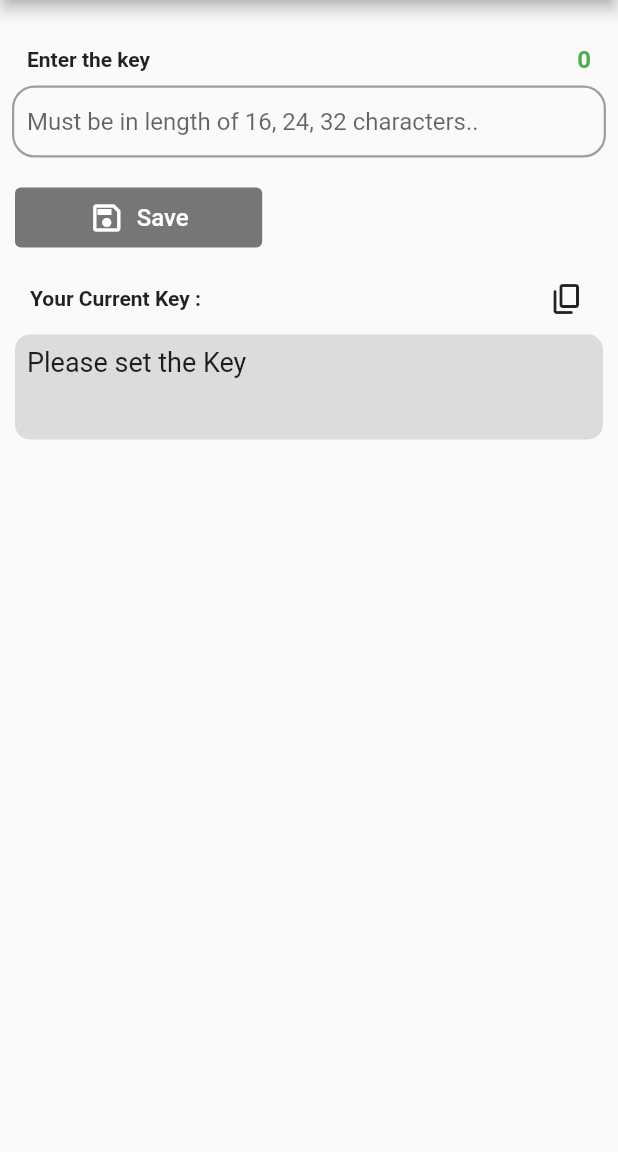
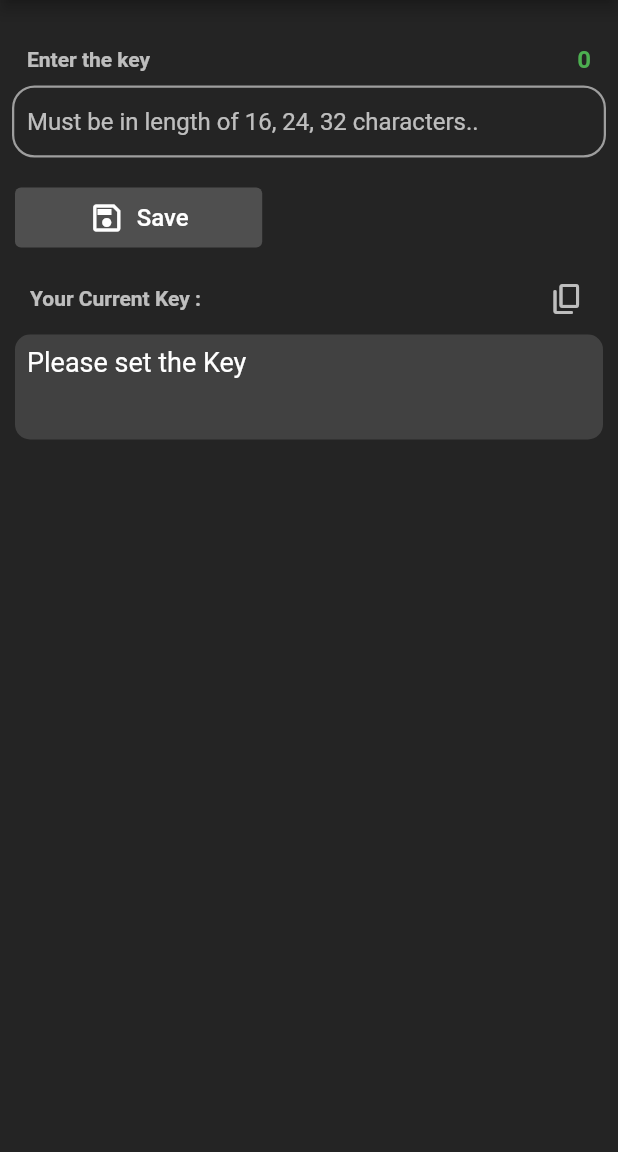
Before and after one commit to Shubham-Hadgal/CryptTalk, a Flutter app: the AesEncryption screen opened by its route, after a tap on "Change Key", on a phone screen of 412 x 824 dp, the part 84-1236 px from its top. Run offline on Flutter 3.47's test engine with Material 2 defaults, Android fonts, the phone set to English and light mode, and no system bars; our stand-ins replace google_fonts, share_plus, shared_preferences; missing offline and left inert: dart_des, encrypt; accounts and stored records are empty.

Commit message:
Optimized UI

```diff
--- a/lib/enc_dec/aes/aes_change_key.dart
+++ b/lib/enc_dec/aes/aes_change_key.dart
@@ -1,4 +1,3 @@
-import 'dart:ffi';
 import 'package:flutter/services.dart';
 import 'package:flutter/material.dart';
 import 'package:shared_preferences/shared_preferences.dart';
@@ -71,7 +70,7 @@ class _AesChangeKeyState extends State<AesChangeKey> {
                 Container(
                     padding: EdgeInsets.only(left: 10.0),
                     child: Text('Enter the key',
-                        style: TextStyle(fontWeight: FontWeight.bold))),
+                        style: TextStyle(fontWeight: FontWeight.bold, color: Colors.white70))),
                 Spacer(),
                 Container(
                     padding: EdgeInsets.only(right: 10.0),
@@ -86,10 +85,12 @@ class _AesChangeKeyState extends State<AesChangeKey> {
             TextField(
               cursorHeight: 20,
               autofocus: false,
+              style: TextStyle(color: Colors.white),
               controller: textEditingController1,
               onChanged: _onChanged,
               decoration: InputDecoration(
                 hintText: "Must be in length of 16, 24, 32 characters..",
+                hintStyle: TextStyle(color: Colors.white70),
                 contentPadding:
                     const EdgeInsets.symmetric(vertical: 10, horizontal: 10),
                 border: OutlineInputBorder(
@@ -139,7 +140,7 @@ class _AesChangeKeyState extends State<AesChangeKey> {
               const Color(0xFFFFFFFF),
             ),
             backgroundColor: MaterialStateProperty.all<Color>(
-              const Color(0xFF767676),
+              const Color(0xFF4F4F4F),
             ),
           ),
         ),
@@ -155,14 +156,14 @@ class _AesChangeKeyState extends State<AesChangeKey> {
               Container(
                 padding: const EdgeInsets.all(10.0),
                 child: Text('Your Current Key :',
-                    style: TextStyle(fontWeight: FontWeight.bold)),
+                    style: TextStyle(fontWeight: FontWeight.bold, color: Colors.white70)),
               ),
               Spacer(),
               IconButton(
                   onPressed: () {
                     Clipboard.setData(ClipboardData(text: Keys._key));
                   },
-                  icon: Icon(Icons.copy_rounded, size: 24.0)),
+                  icon: Icon(Icons.copy_rounded, size: 24.0, color: Colors.white70,)),
             ],
           ),
           SizedBox(
@@ -170,11 +171,11 @@ class _AesChangeKeyState extends State<AesChangeKey> {
             width: width / 0.7,
             child: Container(
               decoration: BoxDecoration(
-                  color: Colors.black12,
+                  color: const Color(0xFF414141),
                   borderRadius: BorderRadius.all(Radius.circular(10.0))),
               child: Padding(
                 padding: const EdgeInsets.all(8.0),
-                child: Text(Keys._key, style: TextStyle(fontSize: 18.0)),
+                child: Text(Keys._key, style: TextStyle(fontSize: 18.0, color: Colors.white)),
               ),
             ),
           ),
@@ -182,6 +183,7 @@ class _AesChangeKeyState extends State<AesChangeKey> {
       ),
     );
     return Scaffold(
+      backgroundColor: Color(0xFF242424),
       appBar: AppBar(
         title: Container(
           padding: const EdgeInsets.only(left: 10.0),
--- a/lib/screens/aes_encryption.dart
+++ b/lib/screens/aes_encryption.dart
@@ -251,7 +251,7 @@ class _AesEncryptionState extends State<AesEncryption> {
             child: Container(
               decoration: BoxDecoration(
                 borderRadius: BorderRadius.all(Radius.circular(10.0)),
-                color: Colors.black12,
+                color: const Color(0xFF414141),
               ),
               child: Container(padding: EdgeInsets.all(10.0),child: Text(decryptedMsg, style: (TextStyle(fontSize: 16.0, color: Colors.white)))),
             ),
--- a/lib/screens/des_encryption.dart
+++ b/lib/screens/des_encryption.dart
@@ -248,7 +248,7 @@ class _DesEncryptionState extends State<DesEncryption> {
             child: Container(
               decoration: BoxDecoration(
                 borderRadius: BorderRadius.all(Radius.circular(10.0)),
-                color: Colors.black12,
+                color: const Color(0xFF414141),
               ),
               child: Container(padding: EdgeInsets.all(10.0),child: Text(decryptedMsg, style: (TextStyle(fontSize: 16.0, color: Colors.white)))),
             ),
```
Also changed, not shown: lib/enc_dec/des/des_change_key.dart (+9 -9 lines).
